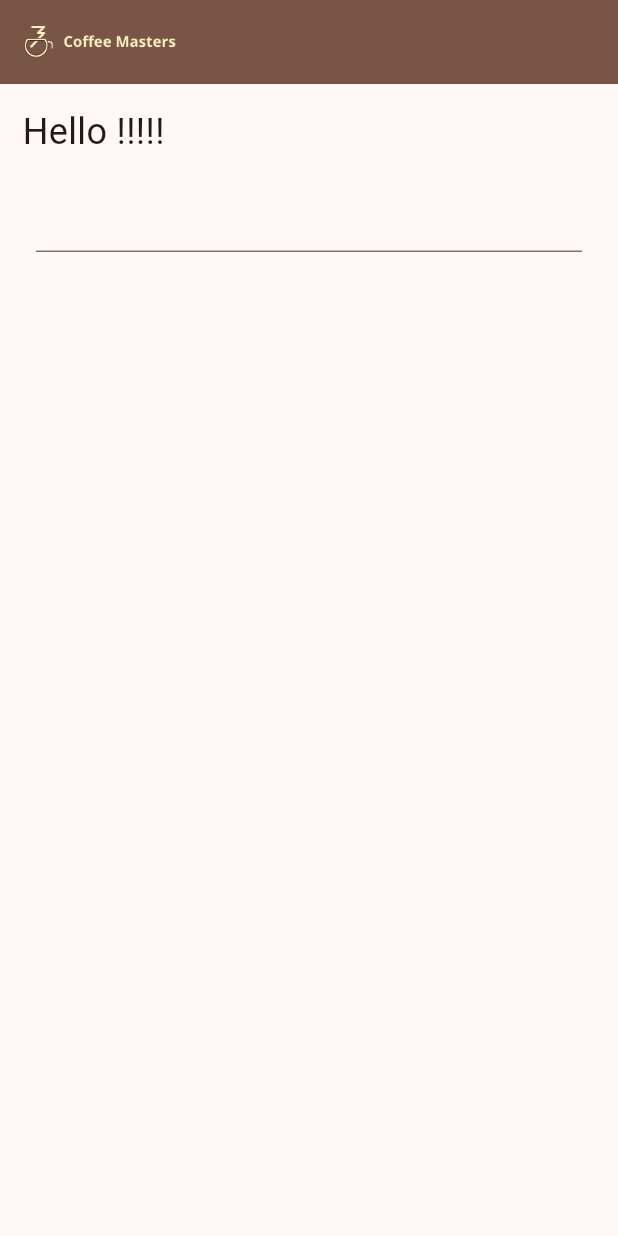
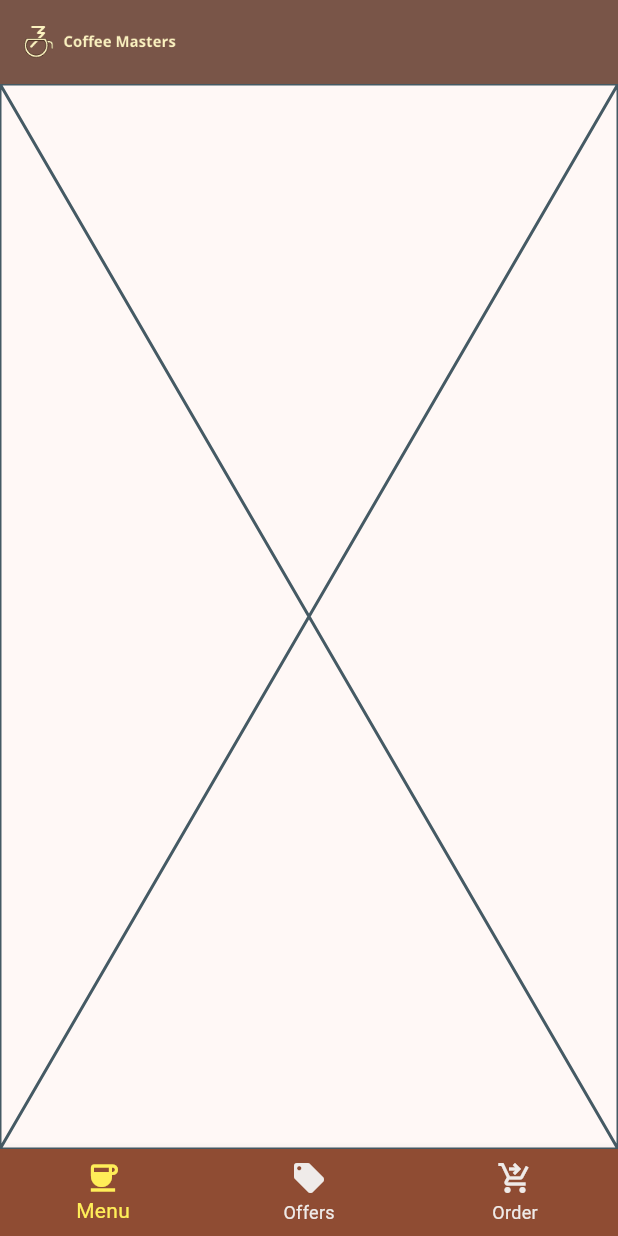
Before and after one commit to RafaelVatista/coffee_masters, a Flutter app: the screen it shows after launch, on a phone screen of 412 x 824 dp. Run offline on Flutter 3.47's test engine with Material 3 defaults, Android fonts, the phone set to English and light mode, and no system bars.

Commit message:
Pages and navigation

```diff
--- a/lib/main.dart
+++ b/lib/main.dart
@@ -1,3 +1,6 @@
+import 'package:coffee_masters/pages/menupage.dart';
+import 'package:coffee_masters/pages/offerspage.dart';
+import 'package:coffee_masters/pages/orderpage.dart';
 import 'package:flutter/material.dart';
 
 void main() {
@@ -114,6 +117,19 @@ class MyHomePage extends StatefulWidget {
 }
 
 class _MyHomePageState extends State<MyHomePage> {
+  var _selectedIndex = 0;
+
+  void _onItemTapped(int index) {
+    setState(() {
+      _selectedIndex = index;
+    });
+  }
+
+  static const List<Widget> _widgetOptions = <Widget>[
+    MenuPage(),
+    OffersPage(),
+    OrderPage()
+  ];
   @override
   Widget build(BuildContext context) {
     return Scaffold(
@@ -124,7 +140,21 @@ class _MyHomePageState extends State<MyHomePage> {
         backgroundColor: Colors.brown,
         title: Image.asset("images/logo.png"),
       ),
-      body: const Greet(),
+      bottomNavigationBar: BottomNavigationBar(
+        currentIndex: _selectedIndex,
+        onTap: _onItemTapped,
+        items: const [
+          BottomNavigationBarItem(label: "Menu", icon: Icon(Icons.coffee)),
+          BottomNavigationBarItem(
+              label: "Offers", icon: Icon(Icons.local_offer)),
+          BottomNavigationBarItem(
+              label: "Order", icon: Icon(Icons.shopping_cart_checkout_outlined))
+        ],
+        backgroundColor: Theme.of(context).primaryColor,
+        selectedItemColor: Colors.yellow.shade400,
+        unselectedItemColor: Colors.brown.shade50,
+      ),
+      body: _widgetOptions.elementAt(_selectedIndex),
     );
   }
 }
--- /dev/null
+++ b/lib/pages/menupage.dart
@@ -0,0 +1,10 @@
+import 'package:flutter/material.dart';
+
+class MenuPage extends StatelessWidget {
+  const MenuPage({super.key});
+
+  @override
+  Widget build(BuildContext context) {
+    return const Placeholder();
+  }
+}
```
Also changed, not shown: lib/offerspage.dart (deleted, +0 -19 lines), lib/pages/offerspage.dart (added, +104 -0 lines), lib/pages/orderpage.dart (added, +10 -0 lines).
